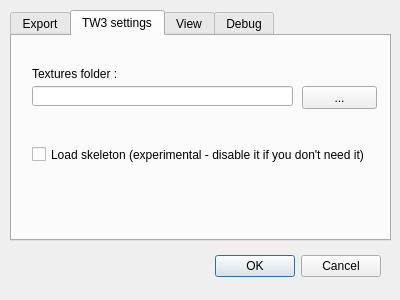
This is W2ENT_QT/options.ui in JLouis-B/RedTools as Qt 5 draws it before an edit. The edited form follows.
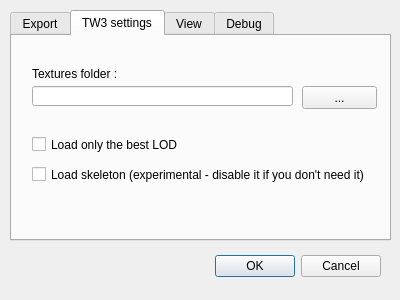
This is the edited form. The open tabs and pages were chosen to show the change.

Commit message: TW3 : Add "Load only the best LOD" option

```diff
--- a/W2ENT_QT/options.ui
+++ b/W2ENT_QT/options.ui
@@ -254,7 +254,7 @@
      <property name="geometry">
       <rect>
        <x>20</x>
-       <y>110</y>
+       <y>130</y>
        <width>341</width>
        <height>17</height>
       </rect>
@@ -263,6 +263,19 @@
       <string>Load skeleton (experimental - disable it if you don't need it)</string>
      </property>
     </widget>
+    <widget class="QCheckBox" name="checkBox_TW3_loadBestLOD">
+     <property name="geometry">
+      <rect>
+       <x>20</x>
+       <y>100</y>
+       <width>341</width>
+       <height>17</height>
+      </rect>
+     </property>
+     <property name="text">
+      <string>Load only the best LOD</string>
+     </property>
+    </widget>
    </widget>
    <widget class="QWidget" name="tab_view">
     <attribute name="title">
```
The commit also changes 7 other files.
